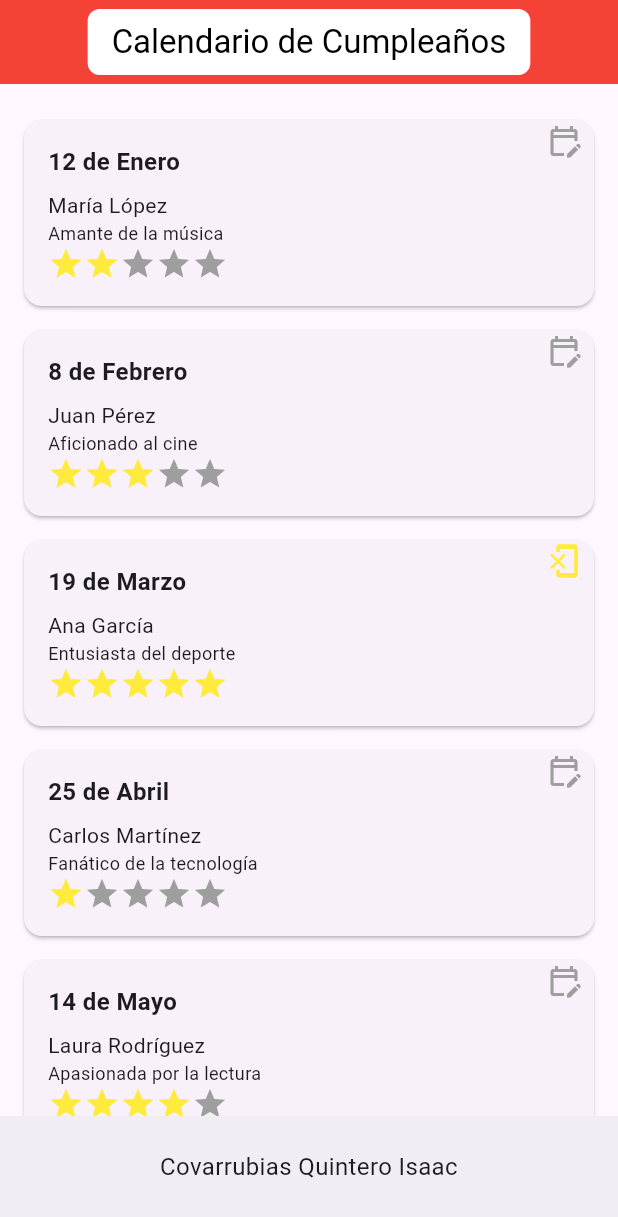
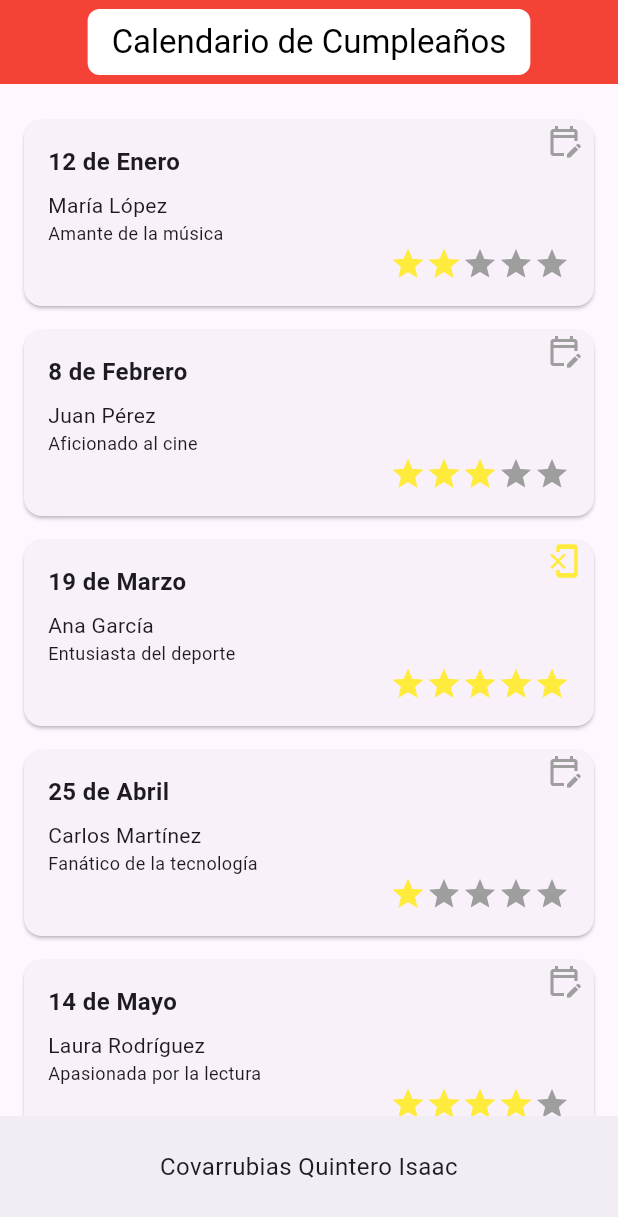
Before and after one commit to Fundamentos-Moviles/examen-i-MisakiCov, a Flutter app: the screen it shows after launch, on a phone screen of 412 x 824 dp. Shown: the top 1217 px of the screen. Run offline on Flutter 3.47's test engine with Material 3 defaults, Android fonts, the phone set to English and light mode, and no system bars.

Commit message:
Home terminado, Cuarto Commit

```diff
--- a/lib/home.dart
+++ b/lib/home.dart
@@ -84,7 +84,7 @@ class NotificationCard extends StatefulWidget {
   final Set<int> specialIds;
 
   NotificationCard({
-    this.id = 0,
+    required this.id,
     required this.date,
     required this.title,
     required this.description,
@@ -141,12 +141,6 @@ class _NotificationCardState extends State<NotificationCard> {
                     style: TextStyle(fontSize: 12.0),
                   ),
                   Row(
-                    children: List.generate(5, (index) => Icon(
-                      Icons.star,
-                      color: index < widget.starCount ? Colors.yellow : Colors.grey,
-                    )),
-                  ),
-                  Row(
                     mainAxisAlignment: MainAxisAlignment.spaceBetween,
                     children: [
                       if (showDeleteButton)
@@ -156,6 +150,16 @@ class _NotificationCardState extends State<NotificationCard> {
                         )
                     ],
                   ),
+                  Align(
+                    alignment: Alignment.bottomRight,
+                    child: Row(
+                      mainAxisSize: MainAxisSize.min,
+                      children: List.generate(5, (index) => Icon(
+                        Icons.star,
+                        color: index < widget.starCount ? Colors.yellow : Colors.grey,
+                      )),
+                    ),
+                  )
                 ],
               ),
             ),
```
